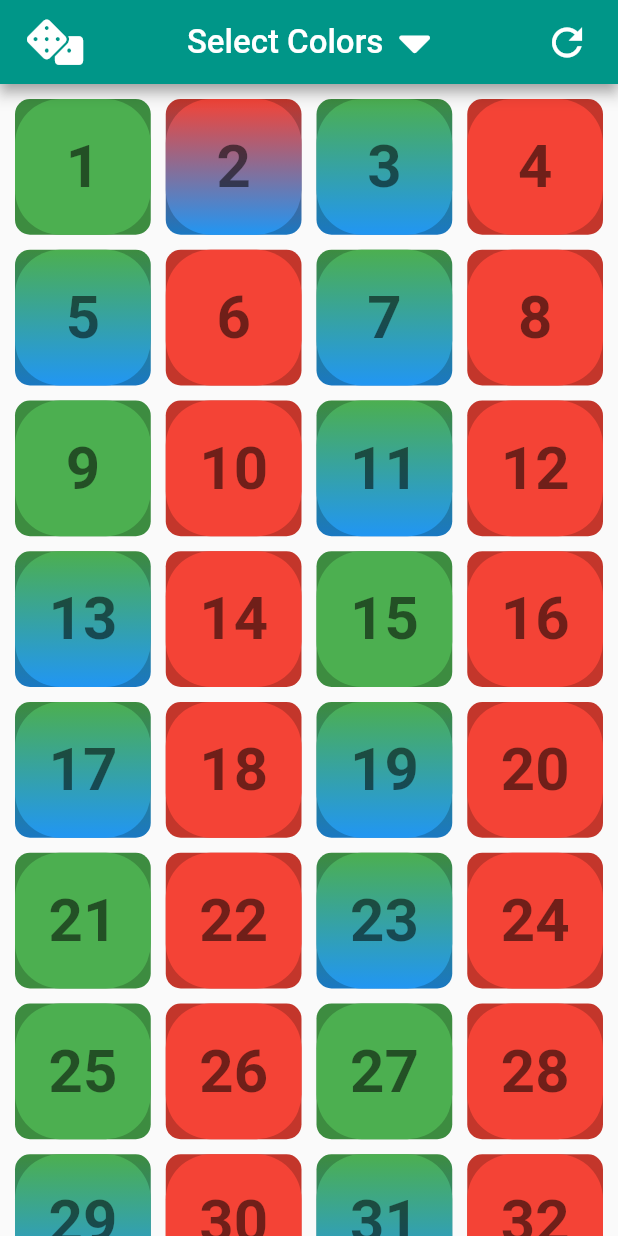
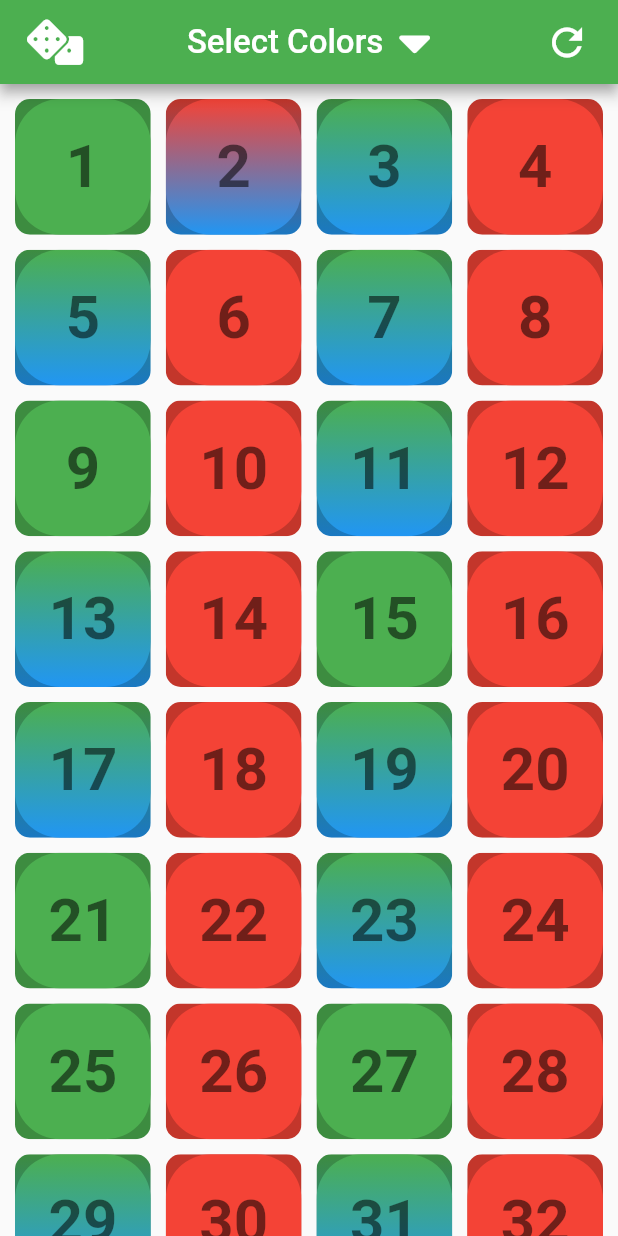
Before and after one commit to D-James-GH/arch_chuck_norris_facts, a Flutter app: the screen it shows after launch, after a tap on the "refresh" icon, on a phone screen of 412 x 824 dp. Run offline on Flutter 3.47's test engine with Material 2 defaults, Android fonts, the phone set to English and light mode, and no system bars; our stand-ins replace font_awesome_flutter; network calls fail.

Commit message:
app bars changes with color change

```diff
--- a/lib/main.dart
+++ b/lib/main.dart
@@ -1,22 +1,24 @@
 import 'package:flutter/material.dart';
-import 'package:prime_chuck_arch/screens/facts_screen.dart';
+
 import 'screens/numbers_screen.dart';
 
 void main() {
   runApp(MyApp());
 }
 
-class MyApp extends StatelessWidget {
+class MyApp extends StatefulWidget {
   // This widget is the root of your application.
+  @override
+  _MyAppState createState() => _MyAppState();
+}
+
+class _MyAppState extends State<MyApp> {
+  MaterialColor _primarySwatch = Colors.green;
+
   @override
   Widget build(BuildContext context) {
     return MaterialApp(
       title: 'Chuck Prime',
-      routes: {
-        '/': (context) => NumbersScreen(),
-        '/facts': (context) => FactsScreen(),
-      },
-      initialRoute: '/',
       theme: ThemeData(
         // This is the theme of your application.
         //
@@ -27,13 +29,21 @@ class MyApp extends StatelessWidget {
         // or simply save your changes to "hot reload" in a Flutter IDE).
         // Notice that the counter didn't reset back to zero; the application
         // is not restarted.
-        primarySwatch: Colors.teal,
+        primarySwatch: _primarySwatch,
         // This makes the visual density adapt to the platform that you run
         // the app on. For desktop platforms, the controls will be smaller and
         // closer together (more dense) than on mobile platforms.
         visualDensity: VisualDensity.adaptivePlatformDensity,
       ),
-      // home: NumbersScreen(),
+      home: NumbersScreen(
+        setPrimarySwatch: setPrimarySwatch,
+      ),
     );
   }
+
+  void setPrimarySwatch(MaterialColor color) {
+    setState(() {
+      _primarySwatch = color;
+    });
+  }
 }
--- a/lib/screens/facts_screen.dart
+++ b/lib/screens/facts_screen.dart
@@ -1,4 +1,5 @@
 import 'dart:math';
+
 import 'package:flutter/material.dart';
 import 'package:prime_chuck_arch/models/dad_joke_model.dart';
 import 'package:prime_chuck_arch/services/services.dart';
@@ -8,7 +9,10 @@ import 'package:prime_chuck_arch/widgets/speech_bubble.dart';
 class FactsScreen extends StatefulWidget {
   final int num;
   final Color color;
-  FactsScreen({Key key, this.num, this.color}) : super(key: key);
+  final Color primeColor;
+
+  FactsScreen({Key key, this.num, this.color, this.primeColor})
+      : super(key: key);
 
   @override
   _FactsScreenState createState() => _FactsScreenState();
@@ -48,7 +52,7 @@ class _FactsScreenState extends State<FactsScreen> {
                 end: Alignment.bottomCenter,
                 colors: [
                   widget.color,
-                  Colors.blue,
+                  widget.primeColor,
                 ],
               ),
             ),
--- a/lib/screens/numbers_screen.dart
+++ b/lib/screens/numbers_screen.dart
@@ -1,12 +1,15 @@
+import 'dart:math';
+
 import 'package:flutter/material.dart';
-import 'package:font_awesome_flutter/font_awesome_flutter.dart';
 import 'package:prime_chuck_arch/widgets/color_picker_button.dart';
 import 'package:prime_chuck_arch/widgets/color_select.dart';
 import 'package:prime_chuck_arch/widgets/die.dart';
 import 'package:prime_chuck_arch/widgets/shuffle_button.dart';
 
 class NumbersScreen extends StatefulWidget {
-  NumbersScreen({Key key}) : super(key: key);
+  final Function setPrimarySwatch;
+
+  NumbersScreen({Key key, this.setPrimarySwatch}) : super(key: key);
 
   @override
   _NumbersScreenState createState() => _NumbersScreenState();
@@ -30,8 +33,7 @@ class _NumbersScreenState extends State<NumbersScreen>
     _caretAnimationController = AnimationController(
       vsync: this,
       duration: Duration(milliseconds: 450),
-        lowerBound: 0,
-        upperBound: 1);
+    );
     _shakeAnimationController = AnimationController(
       vsync: this,
       duration: Duration(milliseconds: 200),
@@ -40,11 +42,29 @@ class _NumbersScreenState extends State<NumbersScreen>
 
   @override
   Widget build(BuildContext context) {
-    double spacing = 10;
     return Scaffold(
-      appBar: AppBar(
+      appBar: _buildAppBar(),
+      // ============== Scaffold body =========================================
+      body: Column(
+        children: [
+          // Color picker animated container
+          ColorSelector(
+            primeColor: _primeColor,
+            evenColor: _evenColor,
+            oddColor: _oddColor,
+            setColor: _setColor,
+            isColorPickerOpen: _isColorPickerOpen,
+          ),
+          _buildGridView(),
+        ],
+      ),
+    );
+  }
+
+  AppBar _buildAppBar() {
+    return AppBar(
       leading: ShuffleButton(
-          onTap: _shuffle,
+        onTap: _shuffleNumbers,
       ),
       centerTitle: true,
       title: ColorPickerButton(
@@ -57,51 +77,27 @@ class _NumbersScreenState extends State<NumbersScreen>
               Icons.refresh,
               size: 30,
             ),
-              onPressed: reset),
+            onPressed: _reset),
         SizedBox(
           width: 10,
         ),
       ],
-      ),
-      // ============== Scaffold body ============================================
-      body: Column(
-        children: [
-          // Color picker animated container
-          AnimatedContainer(
-            decoration: BoxDecoration(
-                boxShadow: [
-                  BoxShadow(
-                    color: Colors.black.withOpacity(0.1),
-                    blurRadius: 5,
-                    spreadRadius: 5,
-                  ),
-                ],
-                borderRadius: BorderRadius.only(
-                  bottomLeft: Radius.circular(10),
-                  bottomRight: Radius.circular(10),
-                )),
-            duration: Duration(milliseconds: 300),
-            height: _isColorPickerOpen ? 100 : 0,
-            width: double.infinity,
-            child: SingleChildScrollView(
-              child: ColorSelector(
-                setColor: setColor,
-                primeColor: _primeColor,
-                evenColor: _evenColor,
-                oddColor: _oddColor,
-              ),
-            ),
-          ),
-          Expanded(
+    );
+  }
+
+  Widget _buildGridView() {
+    double spacing = 10;
+    return Expanded(
       child: GridView.count(
-              padding:
-                  EdgeInsets.only(top: spacing, right: spacing, left: spacing),
+        padding: EdgeInsets.only(top: spacing, right: spacing, left: spacing),
         crossAxisCount: 4,
         mainAxisSpacing: spacing,
         crossAxisSpacing: spacing,
-              children: _numbers
-                  .map(
-                    (num) => Hero(
+        children: _numbers.map(
+          (num) {
+            bool isEven = num % 2 == 0;
+            bool isPrime = checkPrime(num);
+            return Hero(
               tag: num,
               child: Die(
                 animationController: _shakeAnimationController,
@@ -111,28 +107,45 @@ class _NumbersScreenState extends State<NumbersScreen>
                 num: num,
                 isDisabled: _disabled[num] ?? false,
                 disable: _disable,
+                isEven: isEven,
+                isPrime: isPrime,
               ),
-                    ),
-                  )
-                  .toList(),
-            ),
-          ),
-        ],
+            );
+          },
+        ).toList(),
       ),
     );
   }
 
-  void setColor({Color setPrime, Color setEven, Color setOdd}) {
+// used in the initialization of the die class
+  bool checkPrime(int num) {
+    if (num < 2) {
+      // 1 and 0 are not prime
+      return false;
+    }
+    // anything larger than the sqrt(num) will be too large
+    for (int i = 2; i <= sqrt(num); i++) {
+      if (num % i == 0) {
+        return false;
+      }
+    }
+    // number is prime
+    return true;
+  }
+
+  void _setColor(
+      {MaterialColor setPrime, MaterialColor setEven, MaterialColor setOdd}) {
     // pass down to color picker to allow the user to set the three colors used on the die
     setState(() {
       if (setPrime != null) {
-        _primeColor = setPrime;
+        _primeColor = setPrime[500];
       }
       if (setEven != null) {
-        _evenColor = setEven;
+        _evenColor = setEven[500];
       }
       if (setOdd != null) {
-        _oddColor = setOdd;
+        _oddColor = setOdd[500];
+        widget.setPrimarySwatch(setOdd);
       }
     });
   }
@@ -157,7 +170,7 @@ class _NumbersScreenState extends State<NumbersScreen>
     });
   }
 
-  void reset() {
+  void _reset() {
     // sort the dice numbers from 1-100 and reset all disabled dice
     var newList = _numbers;
     newList.sort();
@@ -167,14 +180,14 @@ class _NumbersScreenState extends State<NumbersScreen>
       _evenColor = Colors.red;
       _oddColor = Colors.green;
     });
+    widget.setPrimarySwatch(Colors.green);
   }
 
-  void _shuffle() {
+  void _shuffleNumbers() {
     var newList = _numbers;
     newList.shuffle();
-    // _shakeAnimationController
-    //     .forward()
-    //     .then((value) => _shakeAnimationController.reverse());
+
+    // make the animation repeat while the time out is happening
     TickerFuture tickerFuture = _shakeAnimationController.repeat(reverse: true);
     tickerFuture.timeout(Duration(seconds: 1), onTimeout: () {
       _shakeAnimationController.forward(from: 0);
--- a/lib/widgets/color_select.dart
+++ b/lib/widgets/color_select.dart
@@ -4,17 +4,41 @@ import 'package:font_awesome_flutter/font_awesome_flutter.dart';
 enum NumTypes { prime, even, odd }
 
 class ColorSelector extends StatelessWidget {
+  final bool isColorPickerOpen;
   final Color primeColor;
   final Color evenColor;
   final Color oddColor;
   final Function setColor;
   final List<MaterialColor> availableColors = Colors.primaries;
-  ColorSelector(
-      {this.primeColor, this.evenColor, this.oddColor, this.setColor});
+
+  ColorSelector({
+    @required this.primeColor,
+    @required this.evenColor,
+    @required this.oddColor,
+    @required this.setColor,
+    @required this.isColorPickerOpen,
+  });
 
   @override
   Widget build(BuildContext context) {
-    return Center(
+    return AnimatedContainer(
+      decoration: BoxDecoration(
+          boxShadow: [
+            BoxShadow(
+              color: Colors.black.withOpacity(0.1),
+              blurRadius: 5,
+              spreadRadius: 5,
+            ),
+          ],
+          borderRadius: BorderRadius.only(
+            bottomLeft: Radius.circular(10),
+            bottomRight: Radius.circular(10),
+          )),
+      duration: Duration(milliseconds: 300),
+      height: isColorPickerOpen ? 100 : 0,
+      width: double.infinity,
+      child: SingleChildScrollView(
+        child: Center(
           child: Container(
             color: Theme.of(context).scaffoldBackgroundColor,
             height: 100,
@@ -22,17 +46,20 @@ class ColorSelector extends StatelessWidget {
               crossAxisAlignment: CrossAxisAlignment.center,
               mainAxisAlignment: MainAxisAlignment.spaceAround,
               children: [
-            _buildColorIcon(context, primeColor, 'Prime Color', NumTypes.prime),
+                _buildColorIcon(
+                    context, primeColor, 'Prime Color', NumTypes.prime),
                 _buildColorIcon(context, oddColor, 'Odd Color', NumTypes.odd),
-            _buildColorIcon(context, evenColor, 'Even Color', NumTypes.even),
+                _buildColorIcon(
+                    context, evenColor, 'Even Color', NumTypes.even),
               ],
+            ),
+          ),
         ),
       ),
     );
   }
 
-  Widget _buildColorIcon(
-      BuildContext context, Color color, String label, NumTypes numType) {
+  Widget _buildColorIcon(BuildContext context, Color color, String label, NumTypes numType) {
     return Column(
       mainAxisAlignment: MainAxisAlignment.center,
       children: [
@@ -41,7 +68,7 @@ class ColorSelector extends StatelessWidget {
           style: TextStyle(color: Colors.black54, fontSize: 20),
         ),
         GestureDetector(
-          onTap: () => _changeColor(context, color, numType),
+          onTap: () => _buildColorDialog(context, color, numType),
           child: Container(
             width: 50,
             height: 50,
@@ -59,7 +86,7 @@ class ColorSelector extends StatelessWidget {
     );
   }
 
-  void _changeColor(
+  void _buildColorDialog(
       BuildContext context, Color currentColor, NumTypes numType) {
     showDialog<void>(
       context: context,
@@ -76,27 +103,14 @@ class ColorSelector extends StatelessWidget {
               padding: EdgeInsets.all(10),
               crossAxisCount: 4,
               children: availableColors
-                  .map((MaterialColor col) => GestureDetector(
-                        onTap: () {
-                          switch (numType) {
-                            case NumTypes.even:
-                              setColor(setEven: col[500]);
-                              break;
-                            case NumTypes.odd:
-                              setColor(setOdd: col[500]);
-                              break;
-                            case NumTypes.prime:
-                              setColor(setPrime: col[500]);
-                              break;
-                          }
-                          Navigator.of(context).pop();
-                        },
+                  .map((MaterialColor color) => GestureDetector(
+                        onTap: () => _changeColor(context, color, numType),
                         child: Container(
                           decoration: BoxDecoration(
-                            color: col,
+                            color: color,
                             shape: BoxShape.circle,
                           ),
-                          child: col == currentColor
+                          child: color == currentColor
                               ? Center(
                                   child: FaIcon(FontAwesomeIcons.check,
                                       color: Colors.white),
@@ -111,4 +125,20 @@ class ColorSelector extends StatelessWidget {
       },
     );
   }
+
+  void _changeColor(
+      BuildContext context, MaterialColor color, NumTypes numType) {
+    switch (numType) {
+      case NumTypes.even:
+        setColor(setEven: color);
+        break;
+      case NumTypes.odd:
+        setColor(setOdd: color);
+        break;
+      case NumTypes.prime:
+        setColor(setPrime: color);
+        break;
     }
+    Navigator.of(context).pop();
+  }
+}
--- a/lib/widgets/die.dart
+++ b/lib/widgets/die.dart
@@ -1,24 +1,8 @@
-import 'dart:math';
 
 import 'package:flutter/animation.dart';
 import 'package:flutter/material.dart';
 import 'package:prime_chuck_arch/screens/facts_screen.dart';
-
-// used in the initialization of the die class
-bool checkPrime(int num) {
-  if (num < 2) {
-    // 1 and 0 are not prime
-    return false;
-  }
-  // anything larger than the sqrt(num) will be too large
-  for (int i = 2; i <= sqrt(num); i++) {
-    if (num % i == 0) {
-      return false;
-    }
-  }
-  // number is prime
-  return true;
-}
+import 'package:prime_chuck_arch/widgets/die_shake_animation.dart';
 
 class Die extends StatelessWidget {
   final Color primeColor;
@@ -27,73 +11,45 @@ class Die extends StatelessWidget {
   final int num;
   final bool isEven;
   final bool isPrime;
+  final bool isDisabled;
   final Function disable;
-  final bool isDisabled;
   final AnimationController animationController;
 
-  Die._({
-    this.num,
-    this.isPrime,
-    this.isEven,
-    this.disable,
-    this.isDisabled,
-    this.primeColor,
-    this.evenColor,
-    this.oddColor,
-    this.animationController,
-  });
-
-  factory Die({
-    int num,
-    Function disable,
-    bool isDisabled = false,
-    Color primeColor,
-    Color evenColor,
-    Color oddColor,
-    AnimationController animationController,
-  }) {
-    bool even = num % 2 == 0;
-    bool prime = checkPrime(num);
-    return Die._(
-      num: num,
-      isEven: even,
-      isPrime: prime,
-      disable: disable,
-      isDisabled: isDisabled,
-      evenColor: evenColor,
-      primeColor: primeColor,
-      oddColor: oddColor,
-      animationController: animationController,
-    );
-  }
+  Die({
+    Key key,
+    this.isPrime = false,
+    this.isEven = false,
+    this.isDisabled = false,
+    @required this.num,
+    @required this.disable,
+    @required this.primeColor,
+    @required this.evenColor,
+    @required this.oddColor,
+    @required this.animationController,
+  }) : super(key: key);
 
   @override
   Widget build(BuildContext context) {
-    Color dieColor = calcColor();
-    Color darkenedColor = darken(dieColor, 0.8);
-    return GestureDetector(
-      onTap: () => _onTap(context, dieColor),
-      // outer darker container, to give effect of shadow on the die
-      child: RotationTransition(
-        turns: Tween(begin: 0.0, end: 0.05).animate(
-            CurvedAnimation(parent: animationController, curve: ShakeCurve())),
-        child: SlideTransition(
-          position: Tween<Offset>(begin: Offset.zero, end: Offset(0.1, 0.1))
-              .animate(CurvedAnimation(
-                  parent: animationController, curve: Curves.bounceInOut)),
-          child: Container(
+    Color dieColor = _calcColor();
+    Color darkenedColor = _darken(dieColor, 0.8);
+    return DieShakeAnimation(
+      animationController: animationController,
+      child: Material(
+        child: InkWell(
+          onTap: () => _onTap(context, dieColor),
+          child: Ink(
             decoration: BoxDecoration(
               borderRadius: BorderRadius.circular(10),
               gradient: isPrime && !isDisabled
                   ? LinearGradient(
                       begin: Alignment.topCenter,
                       end: Alignment.bottomCenter,
-                      colors: [darkenedColor, darken(primeColor, 0.8)],
+                      colors: [darkenedColor, _darken(primeColor, 0.8)],
                     )
                   : null,
               color: isPrime && !isDisabled ? null : darkenedColor,
             ),
-            child: Container(
+            child: Ink(
               decoration: BoxDecoration(
                 borderRadius: BorderRadius.circular(30),
                 gradient: isPrime && !isDisabled
@@ -132,13 +88,14 @@ class Die extends StatelessWidget {
           builder: (context) => FactsScreen(
             num: num,
             color: color,
+            primeColor: primeColor,
           ),
         ),
       );
     }
   }
 
-  Color calcColor() {
+  Color _calcColor() {
     if (isDisabled) {
       return Color(0xffaaaaaa);
     }
@@ -148,13 +105,8 @@ class Die extends StatelessWidget {
     return oddColor;
   }
 
-  Color darken(Color color, double amount) {
+  Color _darken(Color color, double amount) {
     return Color.fromARGB(color.alpha, (color.red * amount).round(),
         (color.green * amount).round(), (color.blue * amount).round());
   }
 }
-
-class ShakeCurve extends Curve {
-  @override
-  double transform(double t) => sin(t * pi * 2.5);
-}
--- /dev/null
+++ b/lib/widgets/die_shake_animation.dart
@@ -0,0 +1,41 @@
+import 'dart:math';
+
+import 'package:flutter/material.dart';
+
+class DieShakeAnimation extends StatelessWidget {
+  final AnimationController animationController;
+  final Widget child;
+
+  const DieShakeAnimation(
+      {Key key, @required this.animationController, @required this.child})
+      : super(key: key);
+
+  @override
+  Widget build(BuildContext context) {
+    return RotationTransition(
+      turns: Tween(begin: 0.0, end: 0.05).animate(
+        CurvedAnimation(
+          parent: animationController,
+          curve: ShakeCurve(),
+        ),
+      ),
+      child: SlideTransition(
+        position: Tween<Offset>(
+          begin: Offset.zero,
+          end: Offset(0.1, 0.1),
+        ).animate(
+          CurvedAnimation(
+            parent: animationController,
+            curve: Curves.bounceInOut,
+          ),
+        ),
+        child: child,
+      ),
+    );
+  }
+}
+
+class ShakeCurve extends Curve {
+  @override
+  double transform(double t) => sin(t * pi * 2.5);
+}
--- a/lib/widgets/path_container.dart
+++ b/lib/widgets/path_container.dart
@@ -3,7 +3,6 @@ import 'package:flutter/material.dart';
 class PathContainer extends CustomClipper<Path> {
   @override
   Path getClip(Size size) {
-    var round = 50;
     var path = Path();
     path.lineTo(0, size.height);
     path.lineTo(size.width, size.height);
```
Lines whose indentation alone changed are shown as unchanged.
